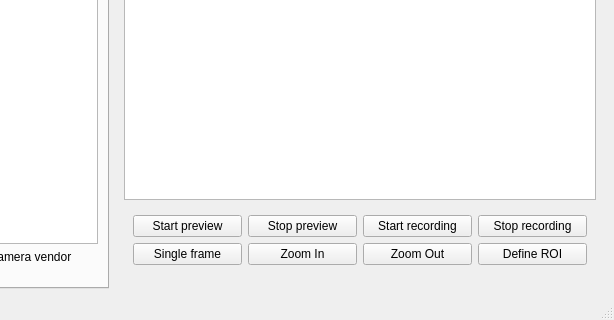
The window that anubis.ui (xlukas10/anubis) describes before a commit, drawn with Qt 5; both pictures show x 391 to 1005 and y 290 to 610 of the 1005 by 610 pixel window.
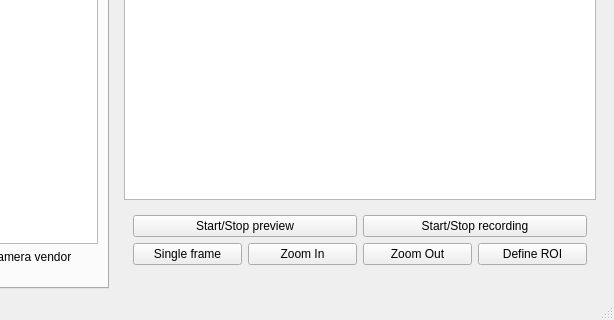
The same window after the commit.

Commit message: Start or stop recording manually using button.

The edit to the form file:
```diff
--- a/anubis.ui
+++ b/anubis.ui
@@ -31,20 +31,6 @@
             </property>
            </widget>
           </item>
-          <item row="0" column="2">
-           <widget class="QPushButton" name="btn_start_recording">
-            <property name="text">
-             <string>Start recording</string>
-            </property>
-           </widget>
-          </item>
-          <item row="0" column="0">
-           <widget class="QPushButton" name="btn_start_preview">
-            <property name="text">
-             <string>Start preview</string>
-            </property>
-           </widget>
-          </item>
           <item row="1" column="0">
            <widget class="QPushButton" name="btn_single_frame">
             <property name="text">
@@ -66,17 +52,17 @@
             </property>
            </widget>
           </item>
-          <item row="0" column="3">
-           <widget class="QPushButton" name="btn_stop_recording">
+          <item row="0" column="0" colspan="2">
+           <widget class="QPushButton" name="btn_start_preview">
             <property name="text">
-             <string>Stop recording</string>
+             <string>Start/Stop preview</string>
             </property>
            </widget>
           </item>
-          <item row="0" column="1">
-           <widget class="QPushButton" name="btn_stop_preview">
+          <item row="0" column="2" colspan="2">
+           <widget class="QPushButton" name="btn_start_recording">
             <property name="text">
-             <string>Stop preview</string>
+             <string>Start/Stop recording</string>
             </property>
            </widget>
           </item>
```
The commit also changes 2 other files.
